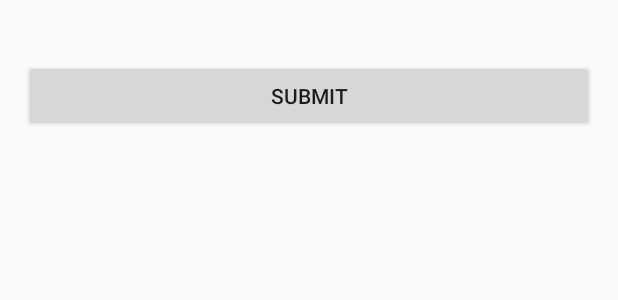
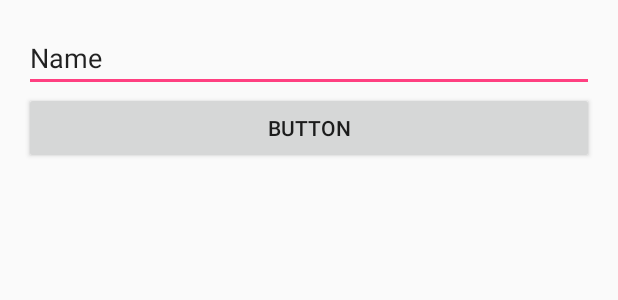
Before and after one commit to khaales/WITF, an Android app: the layout activity_main.xml on its own in the app's theme, with its tools: preview values and no code run, on a phone screen of 412 x 824 dp. Shown: the top 300 px of the screen. Run offline under Robolectric (Android 15) with nearby library versions, the phone set to English and light mode, and no system bars.

```diff
--- a/app/build.gradle
+++ b/app/build.gradle
@@ -27,9 +27,9 @@ dependencies {
     })
     compile 'com.android.support:appcompat-v7:25.3.1'
     compile 'com.android.support.constraint:constraint-layout:1.0.1'
-    testCompile 'junit:junit:4.12'
     compile 'com.google.firebase:firebase-auth:10.0.1'
     compile 'com.google.firebase:firebase-core:9.0.2'
     compile 'com.google.firebase:firebase-messaging:9.0.0'
     compile 'com.google.firebase:firebase-database:10.0.1'
+    testCompile 'junit:junit:4.12'
 }
--- a/app/src/main/AndroidManifest.xml
+++ b/app/src/main/AndroidManifest.xml
@@ -16,6 +16,7 @@
                 <category android:name="android.intent.category.LAUNCHER" />
             </intent-filter>
         </activity>
+        <activity android:name=".MyFood"></activity>
     </application>
 
 </manifest>
--- a/app/src/main/res/layout/activity_main.xml
+++ b/app/src/main/res/layout/activity_main.xml
@@ -4,22 +4,34 @@
     android:layout_height="match_parent"
     android:padding="16dp"
     android:gravity="center">
-    <EditText
-        android:id="@+id/tvValue"
-        android:layout_width="match_parent"
-        android:layout_height="wrap_content" />
-    <Button
-        android:id="@+id/btnSubmit"
-        android:layout_width="match_parent"
-        android:layout_height="wrap_content"
-        android:layout_marginTop="24dp"
-        android:text="Submit"/>
 
     <ListView
         android:id="@+id/listview1"
         android:layout_width="match_parent"
-        android:layout_height="match_parent"
+        android:layout_height= "500px"
+        android:layout_alignParentBottom="true"
         android:layout_alignParentLeft="true"
         android:layout_alignParentStart="true"
-        android:layout_below="@+id/btnSubmit" />
+        android:layout_marginBottom="11dp" />
+
+    <Button
+        android:id="@+id/button2"
+        android:layout_width="match_parent"
+        android:layout_height="wrap_content"
+        android:text="Button"
+        android:layout_below="@+id/editText"
+        android:layout_alignParentLeft="true"
+        android:layout_alignParentStart="true" />
+
+    <EditText
+        android:id="@+id/editText"
+        android:layout_width="match_parent"
+        android:layout_height="wrap_content"
+        android:layout_alignParentLeft="true"
+        android:layout_alignParentStart="true"
+        android:layout_alignParentTop="true"
+        android:ems="10"
+        android:inputType="textPersonName"
+        android:text="Name" />
+
 </RelativeLayout>
```
Also changed, not shown: app/src/main/java/com/example/khaales/testkitchen/FoodItem.java (deleted, +0 -9 lines), app/src/main/java/com/example/khaales/testkitchen/MainActivity.java (+24 -14 lines), app/src/main/java/com/example/khaales/testkitchen/MyFood.java (added, +19 -0 lines), app/src/main/res/layout/activity_my_food.xml (added, +22 -0 lines).
